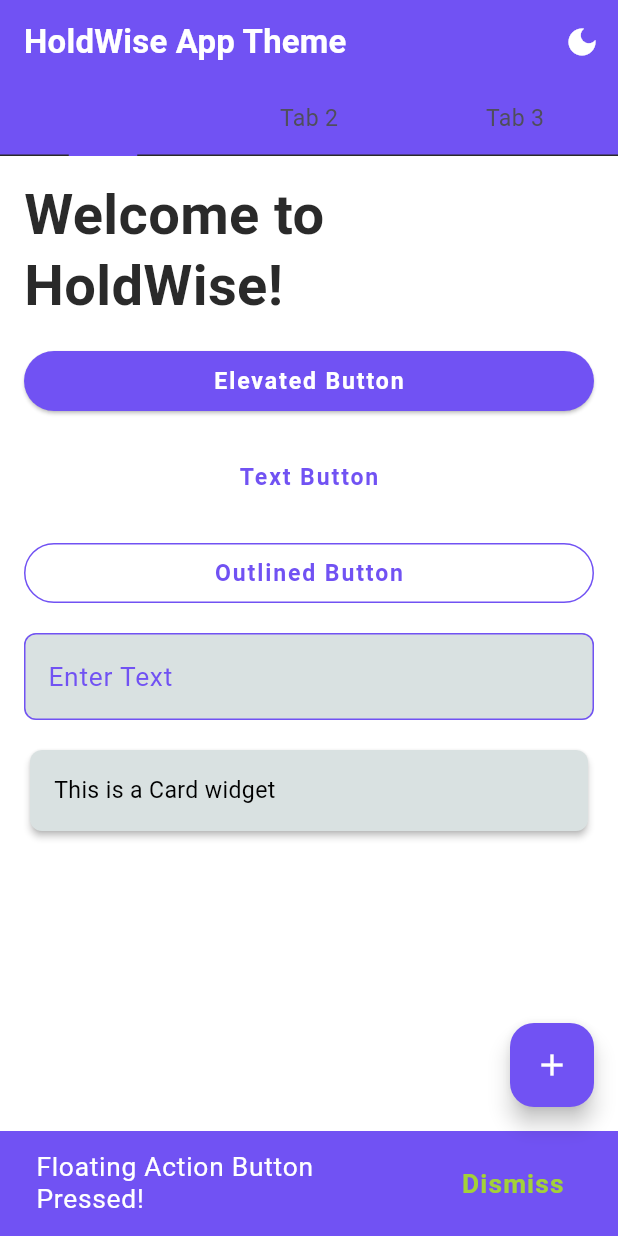
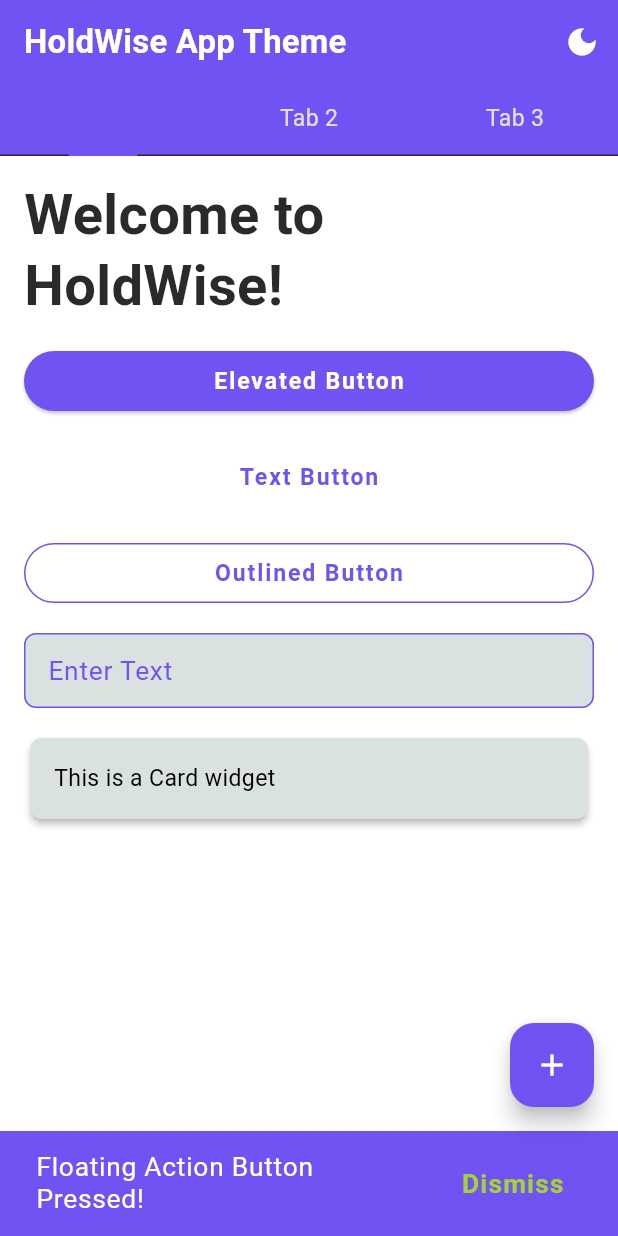
Before and after one commit to obadaDeg/holdwise, a Flutter app: the screen it shows after launch, after a tap on the "add" icon, on a phone screen of 412 x 824 dp. Run offline on Flutter 3.47's test engine with Material 3 defaults, Android fonts, the light colour scheme and no system bars; our stand-ins replace firebase_auth, firebase_core, flutter_bloc; accounts and stored records are empty; Roboto replaces fonts that are missing (Lexend).

Commit message:
fixed issue: Dark modeinput text color is now correct

```diff
--- a/lib/app/config/themes.dart
+++ b/lib/app/config/themes.dart
@@ -31,12 +31,25 @@ class AppTheme {
         color: AppColors.primary500,
         fillColor: AppColors.white,
       ),
+
+      // --- Input Decoration ---
       inputDecorationTheme: _inputDecorationTheme(
         context,
-        primaryColor: AppColors.primary500,
         fillColor: AppColors.light,
+        filled: true,
+        enabledBorderColor: AppColors.primary500,
+        focusedBorderColor: AppColors.primary500,
+        errorBorderColor: AppColors.error,
+        disabledBorderColor: AppColors.gray300,
         hintColor: AppColors.black,
+        labelStyle: AppTypography.body1(context).copyWith(
+          color: AppColors.primary500,
+        ),
+        hintStyle: AppTypography.body2(context).copyWith(
+          color: AppColors.black.withOpacity(0.5),
+        ),
       ),
+
       floatingActionButtonTheme: _floatingActionButtonTheme(
         color: AppColors.primary500,
       ),
@@ -57,7 +70,7 @@ class AppTheme {
       tabBarTheme: _tabBarTheme(
         context,
         selectedColor: AppColors.primary500,
-        unselectedColor: AppColors.gray800,
+        unselectedColor: AppColors.gray200,
       ),
       progressIndicatorTheme: _progressIndicatorTheme(
         color: AppColors.primary500,
@@ -80,7 +93,7 @@ class AppTheme {
         foregroundColor: AppColors.white,
       ),
       textTheme: _textTheme(context)
-          .apply(bodyColor: AppColors.white, displayColor: AppColors.white),
+          .apply(bodyColor: AppColors.black, displayColor: AppColors.white),
       elevatedButtonTheme: _elevatedButtonTheme(
         context,
         color: AppColors.primary700,
@@ -96,9 +109,19 @@ class AppTheme {
       ),
       inputDecorationTheme: _inputDecorationTheme(
         context,
-        primaryColor: AppColors.primary500,
         fillColor: AppColors.gray200,
+        filled: true,
+        enabledBorderColor: AppColors.primary500,
+        focusedBorderColor: AppColors.primary500,
+        errorBorderColor: AppColors.error,
+        disabledBorderColor: AppColors.gray500,
         hintColor: AppColors.gray500,
+        labelStyle: AppTypography.body1(context).copyWith(
+          color: AppColors.primary500,
+        ),
+        hintStyle: AppTypography.body2(context).copyWith(
+          color: AppColors.gray500,
+        ),
       ),
       floatingActionButtonTheme: _floatingActionButtonTheme(
         color: AppColors.primary700,
@@ -120,7 +143,7 @@ class AppTheme {
       tabBarTheme: _tabBarTheme(
         context,
         selectedColor: AppColors.primary700,
-        unselectedColor: AppColors.gray400,
+        unselectedColor: AppColors.gray200,
       ),
       progressIndicatorTheme: _progressIndicatorTheme(
         color: AppColors.primary700,
@@ -172,19 +195,32 @@ class AppTheme {
 
   static TextTheme _textTheme(BuildContext context) {
     return TextTheme(
-      displayLarge: AppTypography.header1(context).copyWith(color: AppColors.gray900),
-      displayMedium: AppTypography.header2(context).copyWith(color: AppColors.gray900),
-      displaySmall: AppTypography.header3(context).copyWith(color: AppColors.gray900),
-      headlineLarge: AppTypography.header4(context).copyWith(color: AppColors.gray900),
-      headlineMedium: AppTypography.header5(context).copyWith(color: AppColors.gray900),
-      headlineSmall: AppTypography.header6(context).copyWith(color: AppColors.gray900),
-      titleLarge: AppTypography.subtitle1(context).copyWith(color: AppColors.gray900),
-      titleMedium: AppTypography.subtitle2(context).copyWith(color: AppColors.gray900),
-      bodyLarge: AppTypography.body1(context).copyWith(color: AppColors.gray900),
-      bodyMedium: AppTypography.body2(context).copyWith(color: AppColors.gray900),
-      labelLarge: AppTypography.label(context).copyWith(color: AppColors.gray900),
-      labelMedium: AppTypography.button(context).copyWith(color: AppColors.gray900),
-      bodySmall: AppTypography.caption(context).copyWith(color: AppColors.gray900),
+      displayLarge:
+          AppTypography.header1(context).copyWith(color: AppColors.gray900),
+      displayMedium:
+          AppTypography.header2(context).copyWith(color: AppColors.gray900),
+      displaySmall:
+          AppTypography.header3(context).copyWith(color: AppColors.gray900),
+      headlineLarge:
+          AppTypography.header4(context).copyWith(color: AppColors.gray900),
+      headlineMedium:
+          AppTypography.header5(context).copyWith(color: AppColors.gray900),
+      headlineSmall:
+          AppTypography.header6(context).copyWith(color: AppColors.gray900),
+      titleLarge:
+          AppTypography.subtitle1(context).copyWith(color: AppColors.gray900),
+      titleMedium:
+          AppTypography.subtitle2(context).copyWith(color: AppColors.gray900),
+      bodyLarge:
+          AppTypography.body1(context).copyWith(color: AppColors.gray900),
+      bodyMedium:
+          AppTypography.body2(context).copyWith(color: AppColors.gray900),
+      labelLarge:
+          AppTypography.label(context).copyWith(color: AppColors.gray900),
+      labelMedium:
+          AppTypography.button(context).copyWith(color: AppColors.gray900),
+      bodySmall:
+          AppTypography.caption(context).copyWith(color: AppColors.gray900),
     );
   }
 
@@ -230,27 +266,155 @@ class AppTheme {
 
   static InputDecorationTheme _inputDecorationTheme(
     BuildContext context, {
-    required Color primaryColor,
+    // Basic colors
     required Color fillColor,
+    bool filled = true,
+
+    // Border radius & widths
+    double borderRadius = 8.0,
+    double enabledBorderWidth = 1.0,
+    double focusedBorderWidth = 2.0,
+    double errorBorderWidth = 1.0,
+    double disabledBorderWidth = 1.0,
+
+    // Border colors
+    required Color enabledBorderColor,
+    required Color focusedBorderColor,
     required Color hintColor,
+    Color? errorBorderColor,
+    Color? disabledBorderColor,
+
+    // Label, hint, helper, error texts
+    TextStyle? labelStyle,
+    TextStyle? floatingLabelStyle,
+    TextStyle? helperStyle,
+    int? helperMaxLines,
+    TextStyle? hintStyle,
+    Duration? hintFadeDuration,
+    TextStyle? errorStyle,
+    int? errorMaxLines,
+
+    // Label & hint behaviors
+    FloatingLabelBehavior floatingLabelBehavior = FloatingLabelBehavior.auto,
+    FloatingLabelAlignment floatingLabelAlignment =
+        FloatingLabelAlignment.start,
+    bool alignLabelWithHint = false,
+
+    // Content layout
+    bool isDense = false,
+    bool isCollapsed = false,
+    EdgeInsetsGeometry? contentPadding,
+    BoxConstraints? constraints,
+
+    // Icon or prefix/suffix customizations
+    Color? iconColor,
+    TextStyle? prefixStyle,
+    Color? prefixIconColor,
+    BoxConstraints? prefixIconConstraints,
+    TextStyle? suffixStyle,
+    Color? suffixIconColor,
+    BoxConstraints? suffixIconConstraints,
+    TextStyle? counterStyle,
+
+    // Focus & hover colors
+    Color? focusColor,
+    Color? hoverColor,
+
+    // If you want to pass fully custom borders
+    InputBorder? enabledBorderOverride,
+    InputBorder? focusedBorderOverride,
+    InputBorder? errorBorderOverride,
+    InputBorder? focusedErrorBorderOverride,
+    InputBorder? disabledBorderOverride,
+    InputBorder? globalBorderOverride,
   }) {
+    // Helper method to build OutlineInputBorder with standard defaults.
+    OutlineInputBorder _outline({
+      required Color color,
+      required double width,
+    }) {
+      return OutlineInputBorder(
+        borderRadius: BorderRadius.circular(borderRadius),
+        borderSide: BorderSide(color: color, width: width),
+      );
+    }
+
     return InputDecorationTheme(
-      filled: true,
+      filled: filled,
       fillColor: fillColor,
-      border: OutlineInputBorder(
-        borderSide: BorderSide(color: AppColors.gray300),
-        borderRadius: BorderRadius.circular(borderRadius),
-      ),
-      enabledBorder: OutlineInputBorder(
-        borderSide: BorderSide(color: primaryColor),
-        borderRadius: BorderRadius.circular(borderRadius),
-      ),
-      focusedBorder: OutlineInputBorder(
-        borderSide: BorderSide(color: primaryColor, width: 2),
-        borderRadius: BorderRadius.circular(borderRadius),
-      ),
-      labelStyle: AppTypography.body1(context).copyWith(color: primaryColor),
-      hintStyle: AppTypography.body2(context).copyWith(color: hintColor),
+
+      // Overall border (if you don't specify any state border)
+      border: globalBorderOverride ??
+          _outline(
+            color: AppColors.gray300, // e.g. default fallback color
+            width: enabledBorderWidth,
+          ),
+
+      // Enabled / focused / error / disabled borders
+      enabledBorder: enabledBorderOverride ??
+          _outline(
+            color: enabledBorderColor,
+            width: enabledBorderWidth,
+          ),
+      focusedBorder: focusedBorderOverride ??
+          _outline(
+            color: focusedBorderColor,
+            width: focusedBorderWidth,
+          ),
+      errorBorder: errorBorderOverride ??
+          _outline(
+            color: errorBorderColor ?? Colors.red,
+            width: errorBorderWidth,
+          ),
+      focusedErrorBorder: focusedErrorBorderOverride ??
+          _outline(
+            color: errorBorderColor ?? Colors.red,
+            width: focusedBorderWidth,
+          ),
+      disabledBorder: disabledBorderOverride ??
+          _outline(
+            color: disabledBorderColor ?? AppColors.gray300,
+            width: disabledBorderWidth,
+          ),
+
+      // Text styles
+      labelStyle: labelStyle,
+      floatingLabelStyle: floatingLabelStyle,
+      helperStyle: helperStyle,
+      helperMaxLines: helperMaxLines,
+      hintStyle: hintStyle,
+      hintFadeDuration: hintFadeDuration,
+      errorStyle: errorStyle,
+      errorMaxLines: errorMaxLines,
+
+      // Label & hint behaviors
+      floatingLabelBehavior: floatingLabelBehavior,
+      floatingLabelAlignment: floatingLabelAlignment,
+      alignLabelWithHint: alignLabelWithHint,
+
+      // Layout & padding
+      isDense: isDense,
+      isCollapsed: isCollapsed,
+      contentPadding: contentPadding ??
+          const EdgeInsets.symmetric(
+            horizontal: 12,
+            vertical: 12,
+          ),
+      constraints: constraints,
+
+      // Icons & prefix/suffix
+      iconColor: iconColor,
+      prefixStyle: prefixStyle,
+      prefixIconColor: prefixIconColor,
+      prefixIconConstraints: prefixIconConstraints,
+      suffixStyle: suffixStyle,
+      suffixIconColor: suffixIconColor,
+      suffixIconConstraints: suffixIconConstraints,
+      counterStyle: counterStyle,
+
+      // Hover & focus colors
+      focusColor: focusColor,
+      hoverColor: hoverColor,
     );
   }
 
```
